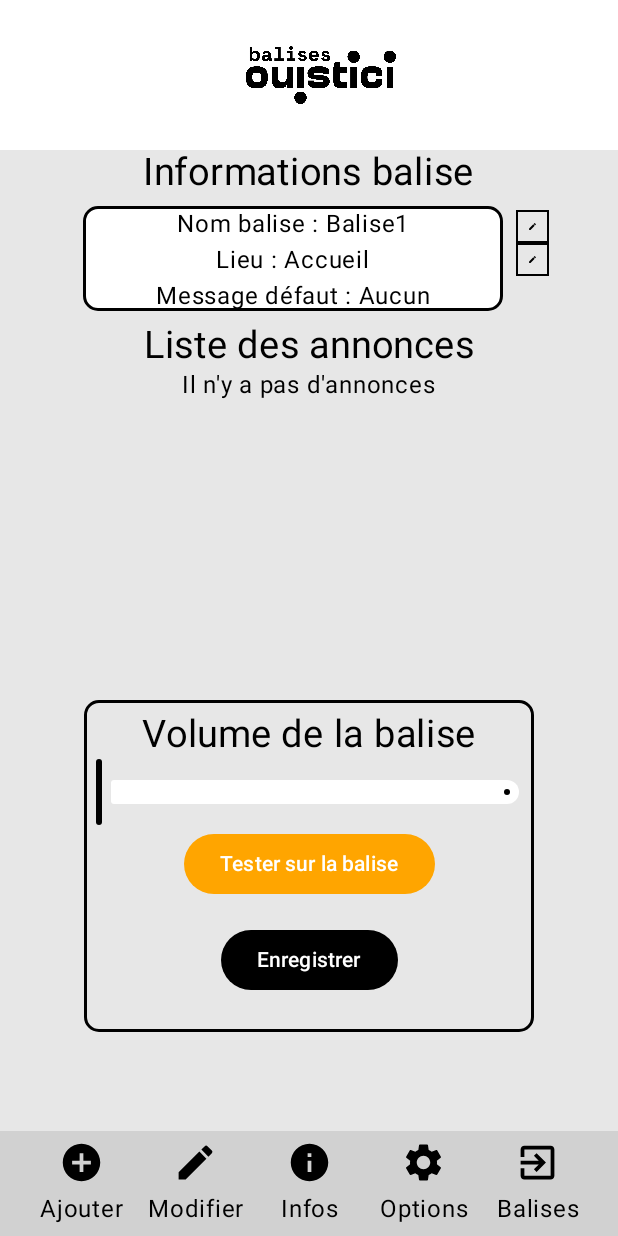
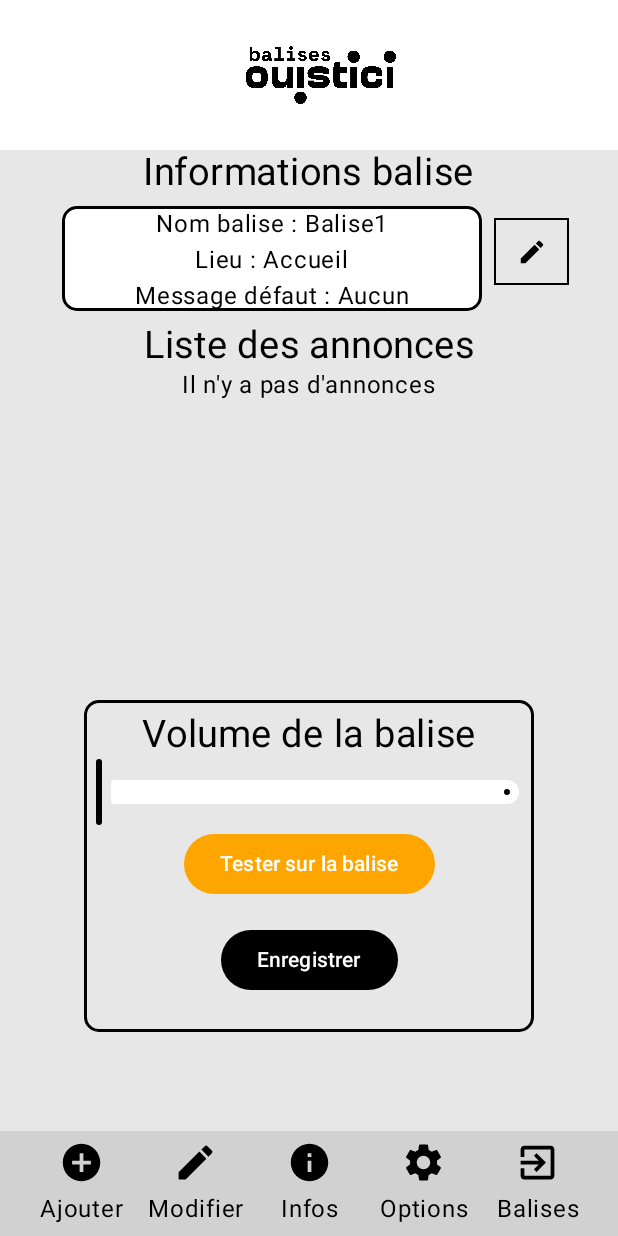
Before and after one commit to balises-ouistici/OuisticiApp, an Android app built with Jetpack Compose: the screen it shows after launch (MainActivity), after a tap on "Aucun", on a phone screen of 412 x 824 dp. Run offline under Robolectric (Android 15) with nearby library versions, the phone set to English and light mode, and no system bars.

Commit message:
nv bouton infos balise

```diff
--- a/application/app/src/main/java/com/example/ouistici/ui/infosBalise/InfosBaliseComposable.kt
+++ b/application/app/src/main/java/com/example/ouistici/ui/infosBalise/InfosBaliseComposable.kt
@@ -132,10 +132,6 @@ fun InfosBalise(
                     }
                 }
             }
-            Column(
-                modifier = Modifier
-                    .padding(vertical = 10.dp)
-            ) {
             // Bouton pour modifier le nom de la balise
             OutlinedButton(
                 onClick = { /*TODO*/ },
@@ -147,37 +143,15 @@ fun InfosBalise(
                 ),
                 contentPadding = PaddingValues(8.dp),
                 modifier = Modifier
-                        .width(22.dp)
-                        .height(22.dp)
+                    .width(50.dp)
+                    .height(75.dp)
+                    .padding(vertical = 15.dp)
             ) {
                 Icon(
                     imageVector = Icons.Default.Edit,
-                        contentDescription = "Changer le nom de la balise",
+                    contentDescription = "Changer les informations de la balise",
                     modifier = Modifier.size(20.dp)
                 )
-                }
-
-
-                // Bouton pour modifier le lieu de la balise
-                OutlinedButton(
-                    onClick = { /*TODO*/ },
-                    shape = RectangleShape,
-                    border = BorderStroke(1.dp, Color.Black),
-                    colors = ButtonDefaults.buttonColors(
-                        contentColor = Color.Black,
-                        containerColor = BodyBackground
-                    ),
-                    contentPadding = PaddingValues(8.dp),
-                    modifier = Modifier
-                        .width(22.dp)
-                        .height(22.dp)
-                ) {
-                    Icon(
-                        imageVector = Icons.Default.Edit,
-                        contentDescription = "Changer l'emplacement de la balise",
-                        modifier = Modifier.size(20.dp)
-                    )
-                }
             }
         }
 
```
Lines whose indentation alone changed are shown as unchanged.
